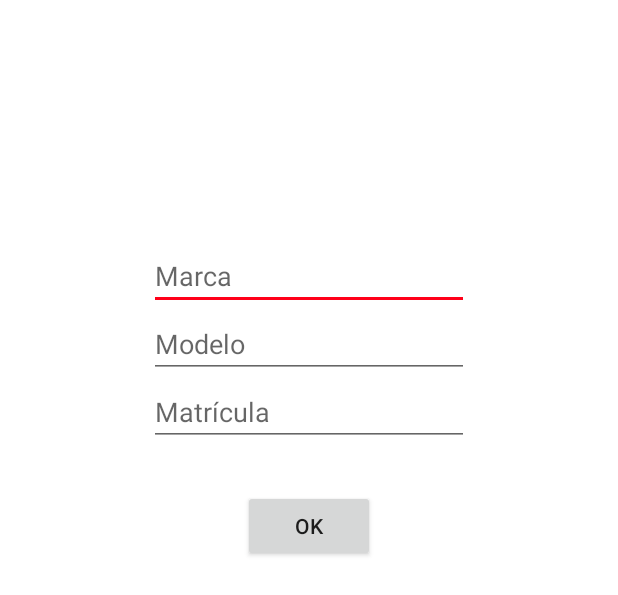
After one commit to josse995/CarFinder, an Android app: the layout popup_coches.xml on its own in the app's theme, with its tools: preview values and no code run, on a phone screen of 412 x 824 dp. The commit adds this screen. Shown: the top 595 px of the screen. Run offline under Robolectric (Android 15) with nearby library versions, the light colour scheme and no system bars.

Commit message:
Añadir Coches done

```diff
--- a/app/src/main/java/fdi/ucm/carfinder/connection/Conexion.java
+++ b/app/src/main/java/fdi/ucm/carfinder/connection/Conexion.java
@@ -18,7 +18,7 @@ import java.net.URL;
 
 public class Conexion {
 
-    private final String url = "http://192.168.1.100/carfinder/";
+    private final String url = "http://147.96.110.183/carfinder/";
 
     protected JSONObject ejecutar(String peticion, String modulo) {
         HttpURLConnection client = null;
--- a/app/src/main/res/layout/fragment_main.xml
+++ b/app/src/main/res/layout/fragment_main.xml
@@ -5,7 +5,6 @@
     android:id="@+id/fragment_main"
     tools:context="fdi.ucm.carfinder.MainFragment"
     android:background="@color/colorPrimaryDark">
-
 
     <WebView
         android:id="@+id/web_view_map"
--- /dev/null
+++ b/app/src/main/res/layout/popup_coches.xml
@@ -0,0 +1,52 @@
+<?xml version="1.0" encoding="utf-8"?>
+<RelativeLayout xmlns:android="http://schemas.android.com/apk/res/android"
+    android:layout_width="match_parent"
+    android:layout_height="match_parent"
+    android:orientation="vertical"
+    android:background="@android:color/background_light"
+    android:id="@+id/popup_coches"
+    android:weightSum="1">
+
+    <EditText
+        android:id="@+id/new_car_brand"
+        android:layout_width="wrap_content"
+        android:layout_height="wrap_content"
+        android:layout_alignParentTop="true"
+        android:layout_centerHorizontal="true"
+        android:layout_marginTop="161dp"
+        android:ems="10"
+        android:hint="@string/Brand"
+        android:inputType="textPersonName" />
+
+    <EditText
+        android:id="@+id/new_car_model"
+        android:layout_width="wrap_content"
+        android:layout_height="wrap_content"
+        android:layout_alignEnd="@+id/new_car_brand"
+        android:layout_below="@+id/new_car_brand"
+        android:ems="10"
+        android:hint="@string/Model"
+        android:inputType="textPersonName" />
+
+    <EditText
+        android:id="@+id/new_car_matr"
+        android:layout_width="wrap_content"
+        android:layout_height="wrap_content"
+        android:layout_alignStart="@+id/new_car_model"
+        android:layout_below="@+id/new_car_model"
+        android:ems="10"
+        android:hint="@string/matricula"
+        android:inputType="textPersonName" />
+
+    <Button
+        android:id="@+id/button_new_car"
+        android:layout_width="wrap_content"
+        android:layout_height="wrap_content"
+        android:layout_below="@+id/new_car_matr"
+        android:layout_centerHorizontal="true"
+        android:layout_marginTop="29dp"
+        android:text="Ok" />
+</RelativeLayout>
+
+    <!-- android:id="@+id/email_forget_password" -->
+    <!-- android:id="@+id/buttonEnviar" -->
--- a/app/src/main/res/values/strings.xml
+++ b/app/src/main/res/values/strings.xml
@@ -57,6 +57,9 @@
     <!-- String related to CarsFragment -->
     <string name="title_cars">Mis coches</string>
     <string name="my_cars_message">Mis coches</string>
+    <string name="matricula">Matrícula</string>
+    <string name="Brand">Marca</string>
+    <string name="Model">Modelo</string>
 
     <!-- TODO: Remove or change this placeholder text -->
     <string name="hello_blank_fragment">Hello blank fragment</string>
```
Also changed, not shown: app/src/main/java/fdi/ucm/carfinder/CarsFragment.java (+66 -11 lines), app/src/main/java/fdi/ucm/carfinder/popup_coches.java (added, +26 -0 lines), 1 other file.
